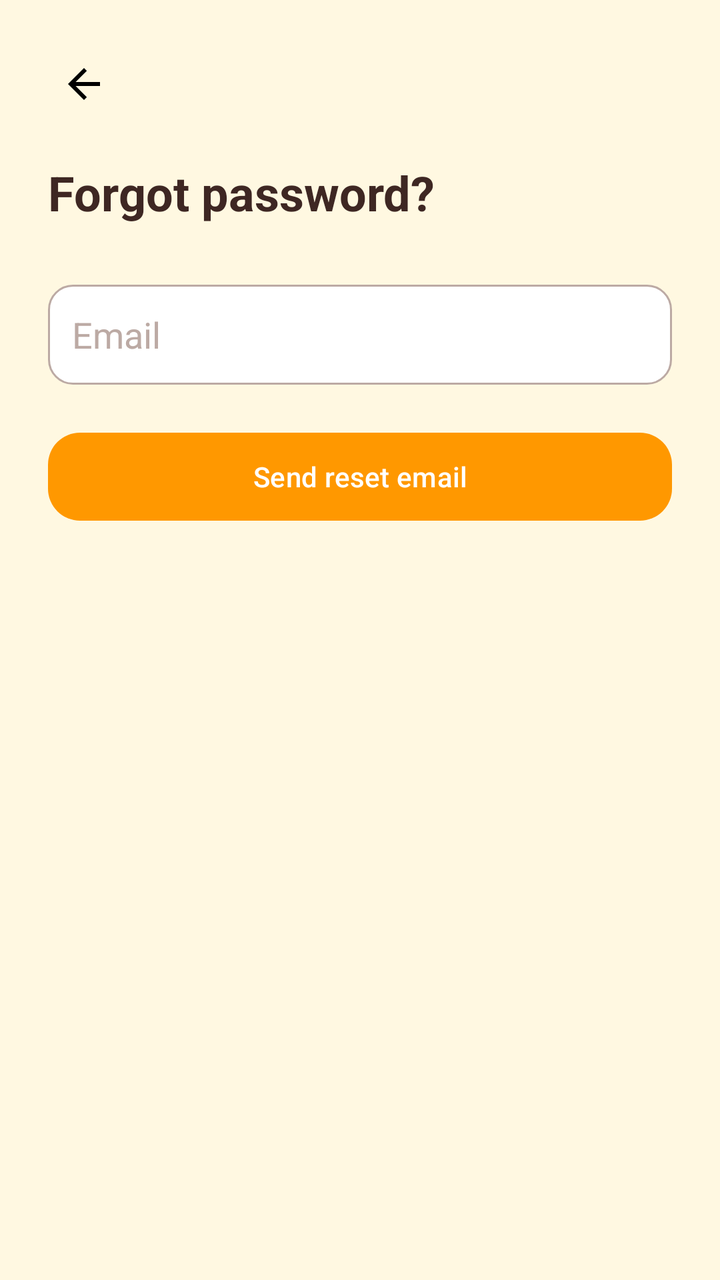
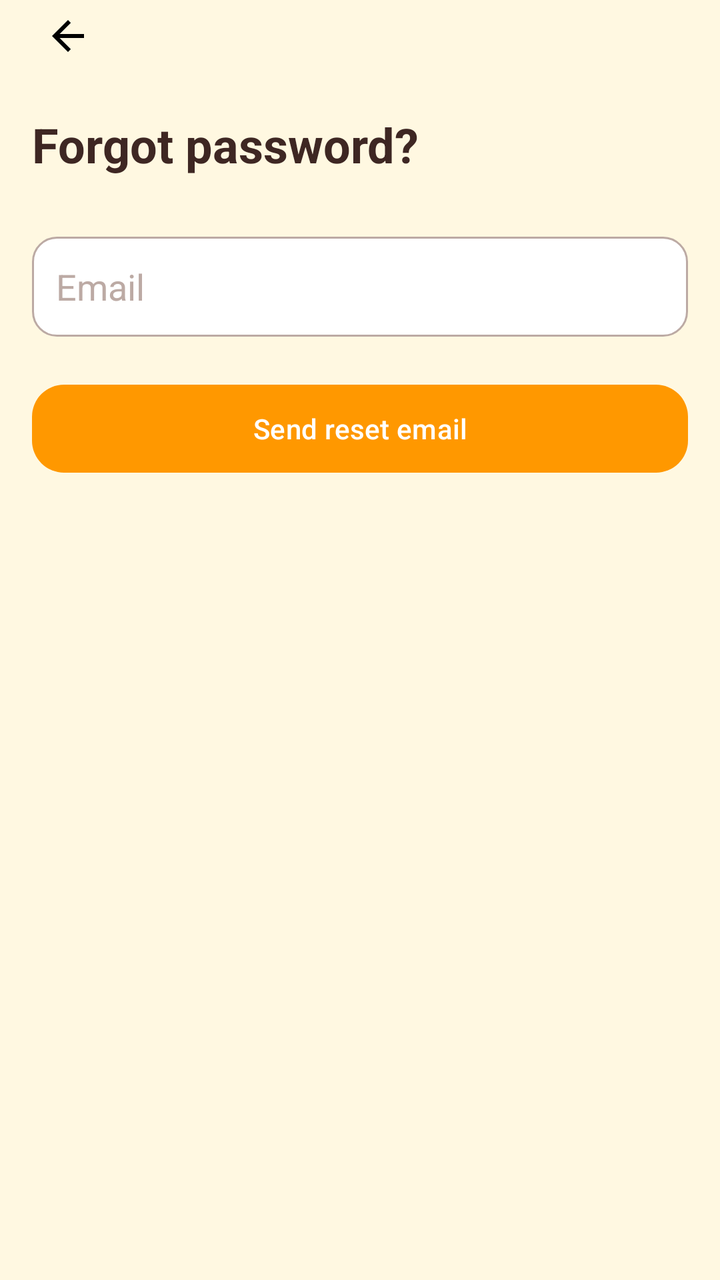

Two renders of the same Android screen: before a commit and after it. Below are the layout's source before the change and the commit's diff.
<!-- AndroidManifest.xml: application theme Theme.SmartFlashCard -->
<!-- res/layout/activity_forgot_pass.xml -->
<?xml version="1.0" encoding="utf-8"?>
<LinearLayout xmlns:android="http://schemas.android.com/apk/res/android"
    xmlns:app="http://schemas.android.com/apk/res-auto"
    android:id="@+id/forgotPass"
    android:layout_width="match_parent"
    android:layout_height="match_parent"
    android:background="?android:attr/colorBackground"
    android:orientation="vertical"
    android:padding="24dp">

    <ImageView
        android:id="@+id/back"
        android:layout_width="36dp"
        android:layout_height="36dp"
        android:layout_marginBottom="20dp"
        android:background="?attr/selectableItemBackgroundBorderless"
        android:padding="6dp"
        android:src="@drawable/ic_back"
        app:navigationIcon="@drawable/ic_back"/>

    <TextView
        android:layout_width="wrap_content"
        android:layout_height="wrap_content"
        android:layout_marginBottom="30dp"
        android:text="@string/forgot_password"
        android:textColor="?attr/colorOnBackground"
        android:textSize="24sp"
        android:textStyle="bold" />

    <EditText
        android:id="@+id/edmail"
        android:layout_width="match_parent"
        android:layout_height="50dp"
        android:background="@drawable/customedit"
        android:hint="@string/signup_email"
        android:inputType="textEmailAddress"
        android:padding="12dp"
        android:textColor="?attr/colorOnSurface"
        android:textColorHint="?attr/colorOutline" />

    <com.google.android.material.button.MaterialButton
        android:id="@+id/btnsenemail"
        style="@style/Widget.SmartFlashCard.Button"
        android:layout_width="match_parent"
        android:layout_height="52dp"
        android:layout_marginTop="20dp"
        android:text="@string/forgot_send" />

</LinearLayout>
<!-- resources referenced by this layout -->
<resources>
  <string name="forgot_password">Forgot password?</string>
  <string name="forgot_send">Send reset email</string>
  <string name="signup_email">Email</string>
  <style name="Widget.SmartFlashCard.Button" parent="Widget.Material3.Button">
          <item name="cornerRadius">@dimen/kid_corner_button</item>
          <item name="backgroundTint">?attr/colorPrimary</item>
          <item name="android:textColor">?attr/colorOnPrimary</item>
      </style>
  <style name="Theme.SmartFlashCard" parent="Base.Theme.SmartFlashCard" />
  <color name="md_theme_light_surface">#FFFFFF</color>
  <dimen name="kid_corner_small">12dp</dimen>
  <color name="md_theme_light_outline">#BCAAA4</color>
  <dimen name="kid_corner_button">16dp</dimen>
  <color name="md_theme_light_primary">#FF9800</color>
  <color name="md_theme_light_onPrimary">#FFFFFF</color>
  <color name="md_theme_light_primaryContainer">#FFE0B2</color>
  <color name="md_theme_light_onPrimaryContainer">#5D3200</color>
  <color name="md_theme_light_secondary">#00BCD4</color>
  <color name="md_theme_light_onSecondary">#FFFFFF</color>
  <color name="md_theme_light_secondaryContainer">#B2EBF2</color>
  <color name="md_theme_light_onSecondaryContainer">#006064</color>
  <color name="md_theme_light_tertiary">#66BB6A</color>
  <color name="md_theme_light_onTertiary">#FFFFFF</color>
  <color name="md_theme_light_tertiaryContainer">#C8E6C9</color>
  <color name="md_theme_light_onTertiaryContainer">#1B5E20</color>
  <color name="md_theme_light_background">#FFF8E1</color>
  <color name="md_theme_light_onBackground">#3E2723</color>
  <color name="md_theme_light_error">#E53935</color>
  <color name="md_theme_light_onError">#FFFFFF</color>
  <color name="md_theme_light_errorContainer">#FFCDD2</color>
  <color name="md_theme_light_onErrorContainer">#B71C1C</color>
  <color name="md_theme_light_onSurface">#3E2723</color>
  <color name="md_theme_light_surfaceVariant">#FFF3E0</color>
  <color name="md_theme_light_onSurfaceVariant">#6D4C41</color>
  <style name="Widget.SmartFlashCard.Card" parent="Widget.Material3.CardView.Elevated">
          <item name="cardCornerRadius">@dimen/kid_corner_card</item>
          <item name="cardElevation">@dimen/kid_elevation_card</item>
          <item name="cardBackgroundColor">?attr/colorSurface</item>
          <item name="strokeWidth">0dp</item>
      </style>
  <style name="Widget.SmartFlashCard.Toolbar" parent="Widget.Material3.Toolbar">
          <item name="android:background">?attr/colorPrimary</item>
          <item name="titleTextColor">?attr/colorOnPrimary</item>
          <item name="subtitleTextColor">?attr/colorOnPrimary</item>
          <item name="navigationIconTint">?attr/colorOnPrimary</item>
      </style>
  <style name="Widget.SmartFlashCard.Fab" parent="Widget.Material3.FloatingActionButton.Primary">
          <item name="backgroundTint">?attr/colorSecondary</item>
          <item name="tint">?attr/colorOnSecondary</item>
          <item name="shapeAppearance">@style/ShapeAppearance.SmartFlashCard.Medium</item>
      </style>
  <style name="ShapeAppearance.SmartFlashCard.Small" parent="ShapeAppearance.Material3.Corner.Small">
          <item name="cornerSize">@dimen/kid_corner_small</item>
      </style>
  <style name="ShapeAppearance.SmartFlashCard.Medium" parent="ShapeAppearance.Material3.Corner.Medium">
          <item name="cornerSize">@dimen/kid_corner_button</item>
      </style>
  <style name="ShapeAppearance.SmartFlashCard.Large" parent="ShapeAppearance.Material3.Corner.Large">
          <item name="cornerSize">@dimen/kid_corner_card</item>
      </style>
  <dimen name="kid_corner_card">24dp</dimen>
  <dimen name="kid_elevation_card">4dp</dimen>
  <!-- unchanged entries left out for length: 4 -->
</resources>

<!-- the commit's change to res/layout/activity_forgot_pass.xml (unified diff, before → after) -->
@@ -6,7 +6,8 @@
     android:layout_height="match_parent"
     android:background="?android:attr/colorBackground"
     android:orientation="vertical"
-    android:padding="24dp">
+    android:paddingStart="16dp"
+    android:paddingEnd="16dp">
 
     <ImageView
         android:id="@+id/back"
